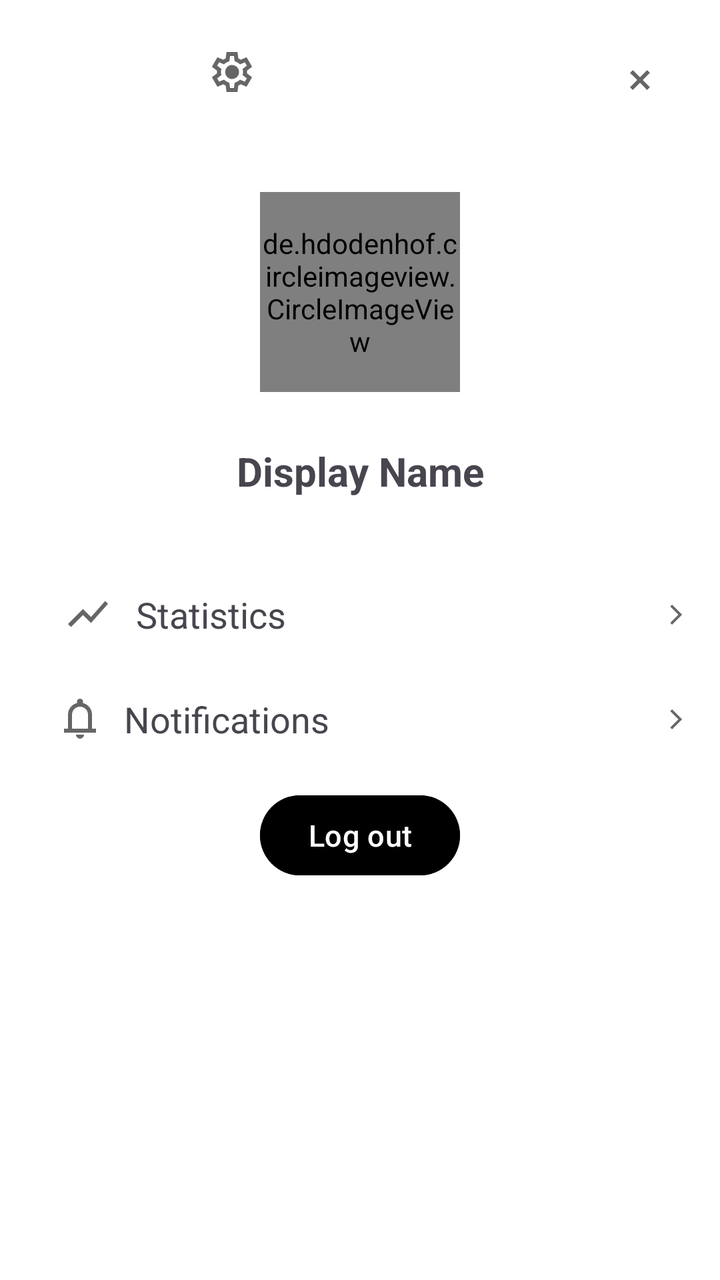
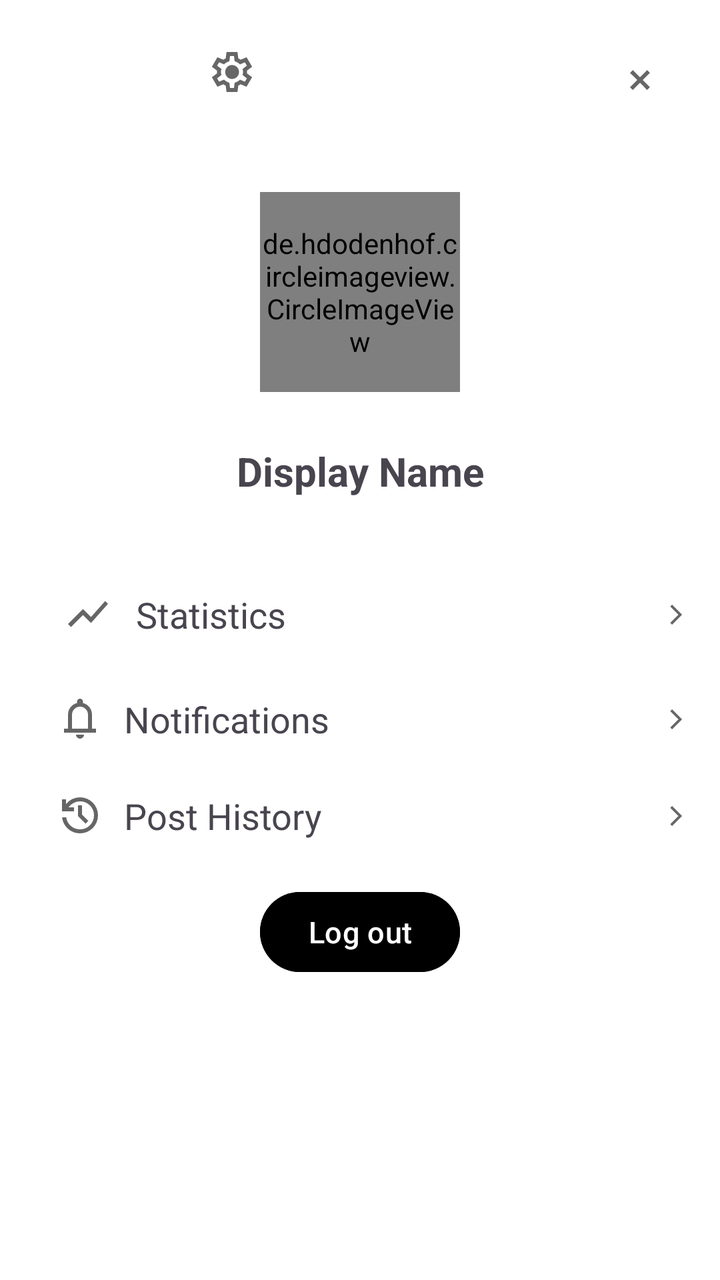

Screens rendered from an Android XML layout before and after an edit, with the pre-edit source and the edit as a unified diff.
<!-- AndroidManifest.xml: application theme Theme.TheApp -->
<!-- res/layout/fragment_profile.xml -->
<?xml version="1.0" encoding="utf-8"?>
<androidx.constraintlayout.widget.ConstraintLayout
    xmlns:android="http://schemas.android.com/apk/res/android"
    xmlns:app="http://schemas.android.com/apk/res-auto"
    xmlns:tools="http://schemas.android.com/tools"
    android:layout_width="match_parent"
    android:layout_height="wrap_content"
    android:background="@color/nav_view"
    android:padding="16dp"
    tools:context=".ProfileFragment">

    <ImageButton
        android:id="@+id/close_profile_button"
        android:layout_width="wrap_content"
        android:layout_height="wrap_content"
        android:contentDescription="@string/close_profile"
        android:background="@android:color/transparent"
        android:padding="12dp"
        android:src="@drawable/ic_close"
        app:layout_constraintTop_toTopOf="parent"
        app:layout_constraintEnd_toEndOf="parent" />

    <LinearLayout
        android:id="@+id/change_pfp_container"
        android:layout_width="200dp"
        android:layout_height="wrap_content"
        android:orientation="horizontal"
        android:gravity="center_horizontal"
        android:padding="8dp"
        app:layout_constraintTop_toTopOf="parent"
        app:layout_constraintStart_toStartOf="parent">

        <ImageView
            android:layout_width="24dp"
            android:layout_height="24dp"
            android:src="@drawable/ic_settings"
            android:contentDescription="@string/change_pfp"
            app:tint="@color/primary" />

        <Spinner
            android:id="@+id/pfpSpinner"
            android:layout_width="wrap_content"
            android:layout_height="wrap_content"
            android:spinnerMode="dropdown"
            android:background="@null" />
    </LinearLayout>

    <de.hdodenhof.circleimageview.CircleImageView
        android:id="@+id/profilePic"
        android:src="@drawable/mountain"
        app:civ_border_color="@color/profile_border"
        android:layout_width="100dp"
        android:layout_height="100dp"
        android:layout_marginTop="32dp"
        app:civ_border_width="2dp"
        app:layout_constraintStart_toStartOf="parent"
        app:layout_constraintEnd_toEndOf="parent"
        app:layout_constraintTop_toBottomOf="@id/close_profile_button"/>

    <TextView
        android:id="@+id/displayNameText"
        android:layout_width="wrap_content"
        android:layout_height="wrap_content"
        android:layout_marginTop="16dp"
        android:text="@string/display_name"
        android:textStyle="bold"
        android:textSize="20sp"
        android:paddingTop="10dp"
        android:paddingBottom="10dp"
        app:layout_constraintTop_toBottomOf="@id/profilePic"
        app:layout_constraintStart_toStartOf="parent"
        app:layout_constraintEnd_toEndOf="parent" />

    <View
        android:layout_width="match_parent"
        android:layout_height="1dp"
        android:layout_marginTop="24dp"
        android:background="@color/divider_color"
        app:layout_constraintTop_toBottomOf="@+id/displayNameText"
        app:layout_constraintBottom_toTopOf="@id/statistics"/>

    <TextView
        android:id="@+id/statistics"
        android:layout_width="match_parent"
        android:layout_height="wrap_content"
        android:text="@string/statistics"
        android:drawablePadding="12dp"
        android:clickable="true"
        android:focusable="true"
        android:textSize="18sp"
        android:padding="16dp"
        android:background="?attr/selectableItemBackground"
        android:layout_marginTop="20dp"
        app:drawableStartCompat="@drawable/ic_recent_progress"
        app:layout_constraintTop_toBottomOf="@id/displayNameText"
        app:layout_constraintStart_toStartOf="parent"
        app:layout_constraintEnd_toEndOf="parent" />

    <ImageView
        android:layout_width="wrap_content"
        android:layout_height="wrap_content"
        android:src="@drawable/ic_button_arrow"
        app:layout_constraintEnd_toEndOf="@id/statistics"
        app:layout_constraintTop_toTopOf="@id/statistics"
        app:layout_constraintBottom_toBottomOf="@id/statistics"/>

    <TextView
        android:id="@+id/notifications"
        android:layout_width="match_parent"
        android:layout_height="wrap_content"
        android:text="@string/notifications"
        android:drawablePadding="10dp"
        android:clickable="true"
        android:focusable="true"
        android:textSize="18sp"
        android:padding="12dp"
        android:background="?attr/selectableItemBackground"
        app:drawableStartCompat="@drawable/ic_notification"
        app:layout_constraintTop_toBottomOf="@id/statistics"
        app:layout_constraintStart_toStartOf="parent"
        app:layout_constraintEnd_toEndOf="parent" />

    <ImageView
        android:layout_width="wrap_content"
        android:layout_height="wrap_content"
        android:src="@drawable/ic_button_arrow"
        app:layout_constraintEnd_toEndOf="@id/notifications"
        app:layout_constraintTop_toTopOf="@id/notifications"
        app:layout_constraintBottom_toBottomOf="@id/notifications"/>

    <com.google.android.material.button.MaterialButton
        android:id="@+id/log_out"
        android:layout_width="wrap_content"
        android:layout_height="wrap_content"
        android:text="@string/log_out"
        android:textSize="15sp"
        android:backgroundTint="@color/primary"
        android:textColor="@color/on_primary"
        android:layout_marginTop="10dp"
        app:layout_constraintTop_toBottomOf="@id/notifications"
        app:layout_constraintStart_toStartOf="parent"
        app:layout_constraintEnd_toEndOf="parent" />

</androidx.constraintlayout.widget.ConstraintLayout>
<!-- resources referenced by this layout -->
<resources>
  <color name="divider_color">#DEDEDE</color>
  <color name="nav_view">#FFFFFF</color>
  <color name="on_primary">#FFFFFF</color>
  <color name="primary">#000000</color>
  <color name="profile_border">#FF000000</color>
  <!-- drawable ic_button_arrow (drawable-anydpi) -->
  <vector xmlns:android="http://schemas.android.com/apk/res/android"
      android:width="12dp"
      android:height="12dp"
      android:viewportWidth="960"
      android:viewportHeight="960"
      android:tint="@color/primary"
      android:alpha="0.6"
      android:autoMirrored="true">
    <path
        android:fillColor="@android:color/white"
        android:pathData="M321,880L250,809L579,480L250,151L321,80L721,480L321,880Z"/>
  </vector>
  <!-- drawable ic_close (drawable-anydpi) -->
  <vector xmlns:android="http://schemas.android.com/apk/res/android"
      android:width="24dp"
      android:height="24dp"
      android:viewportWidth="960"
      android:viewportHeight="960"
      android:tint="@color/primary"
      android:alpha="0.6">
    <path
        android:fillColor="@android:color/white"
        android:pathData="M336,680L280,624L424,480L280,337L336,281L480,425L623,281L679,337L535,480L679,624L623,680L480,536L336,680Z"/>
  </vector>
  <!-- drawable ic_recent_progress (drawable-anydpi) -->
  <vector xmlns:android="http://schemas.android.com/apk/res/android"
      android:width="24dp"
      android:height="24dp"
      android:viewportWidth="960"
      android:viewportHeight="960"
      android:tint="@color/primary"
      android:alpha="0.6"
      android:autoMirrored="true">
    <path
        android:fillColor="@android:color/white"
        android:pathData="M140,740L80,680L380,380L540,540L824,220L880,276L540,660L380,500L140,740Z"/>
  </vector>
  <string name="change_pfp">Change Profile Picture</string>
  <string name="close_profile">Close Profile</string>
  <string name="display_name">Display Name</string>
  <string name="log_out">Log out</string>
  <string name="notifications">Notifications</string>
  <string name="statistics">Statistics</string>
  <style name="Theme.TheApp" parent="Base.Theme.TheApp" />
  <style name="Base.Theme.TheApp" parent="Theme.Material3.DayNight.NoActionBar">
          
          
          <item name="colorSurface">@color/nav_view</item>
          <item name="colorOnBackground">@color/nav_view</item>
          <item name="android:colorBackground">@color/nav_view</item>
          <item name="colorPrimary">@color/primary</item>
          <item name="colorOnPrimary">@color/on_primary</item>
      </style>
  <!-- unchanged entries left out for length: 3 -->
</resources>

<!-- the commit's change to res/layout/fragment_profile.xml (unified diff, before → after) -->
@@ -128,6 +128,30 @@
         app:layout_constraintTop_toTopOf="@id/notifications"
         app:layout_constraintBottom_toBottomOf="@id/notifications"/>
 
+    <TextView
+        android:id="@+id/postHistory"
+        android:layout_width="match_parent"
+        android:layout_height="wrap_content"
+        android:text="@string/post_history"
+        android:drawablePadding="10dp"
+        android:clickable="true"
+        android:focusable="true"
+        android:textSize="18sp"
+        android:padding="12dp"
+        android:background="?attr/selectableItemBackground"
+        app:drawableStartCompat="@drawable/ic_history"
+        app:layout_constraintTop_toBottomOf="@id/notifications"
+        app:layout_constraintStart_toStartOf="parent"
+        app:layout_constraintEnd_toEndOf="parent" />
+
+    <ImageView
+        android:layout_width="wrap_content"
+        android:layout_height="wrap_content"
+        android:src="@drawable/ic_button_arrow"
+        app:layout_constraintEnd_toEndOf="@id/postHistory"
+        app:layout_constraintTop_toTopOf="@id/postHistory"
+        app:layout_constraintBottom_toBottomOf="@id/postHistory"/>
+
     <com.google.android.material.button.MaterialButton
         android:id="@+id/log_out"
         android:layout_width="wrap_content"
@@ -137,7 +161,7 @@
         android:backgroundTint="@color/primary"
         android:textColor="@color/on_primary"
         android:layout_marginTop="10dp"
-        app:layout_constraintTop_toBottomOf="@id/notifications"
+        app:layout_constraintTop_toBottomOf="@id/postHistory"
         app:layout_constraintStart_toStartOf="parent"
         app:layout_constraintEnd_toEndOf="parent" />
 
<!-- resource entries referenced after the edit -->
@@ -30,6 +30,18 @@
         android:fillColor="@android:color/white"
         android:pathData="M336,680L280,624L424,480L280,337L336,281L480,425L623,281L679,337L535,480L679,624L623,680L480,536L336,680Z"/>
   </vector>
+  <!-- drawable ic_history (drawable-anydpi) -->
+  <vector xmlns:android="http://schemas.android.com/apk/res/android"
+      android:width="24dp"
+      android:height="24dp"
+      android:viewportWidth="960"
+      android:viewportHeight="960"
+      android:tint="@color/primary"
+      android:alpha="0.6">
+    <path
+        android:fillColor="@android:color/white"
+        android:pathData="M480,840Q342,840 239.5,748.5Q137,657 122,520L204,520Q218,624 296.5,692Q375,760 480,760Q597,760 678.5,678.5Q760,597 760,480Q760,363 678.5,281.5Q597,200 480,200Q411,200 351,232Q291,264 250,320L360,320L360,400L120,400L120,160L200,160L200,254Q251,190 324.5,155Q398,120 480,120Q555,120 620.5,148.5Q686,177 734.5,225.5Q783,274 811.5,339.5Q840,405 840,480Q840,555 811.5,620.5Q783,686 734.5,734.5Q686,783 620.5,811.5Q555,840 480,840ZM592,648L440,496L440,280L520,280L520,464L648,592L592,648Z"/>
+  </vector>
   <!-- drawable ic_recent_progress (drawable-anydpi) -->
   <vector xmlns:android="http://schemas.android.com/apk/res/android"
       android:width="24dp"
@@ -48,6 +60,7 @@
   <string name="display_name">Display Name</string>
   <string name="log_out">Log out</string>
   <string name="notifications">Notifications</string>
+  <string name="post_history">Post History</string>
   <string name="statistics">Statistics</string>
   <style name="Theme.TheApp" parent="Base.Theme.TheApp" />
   <style name="Base.Theme.TheApp" parent="Theme.Material3.DayNight.NoActionBar">
